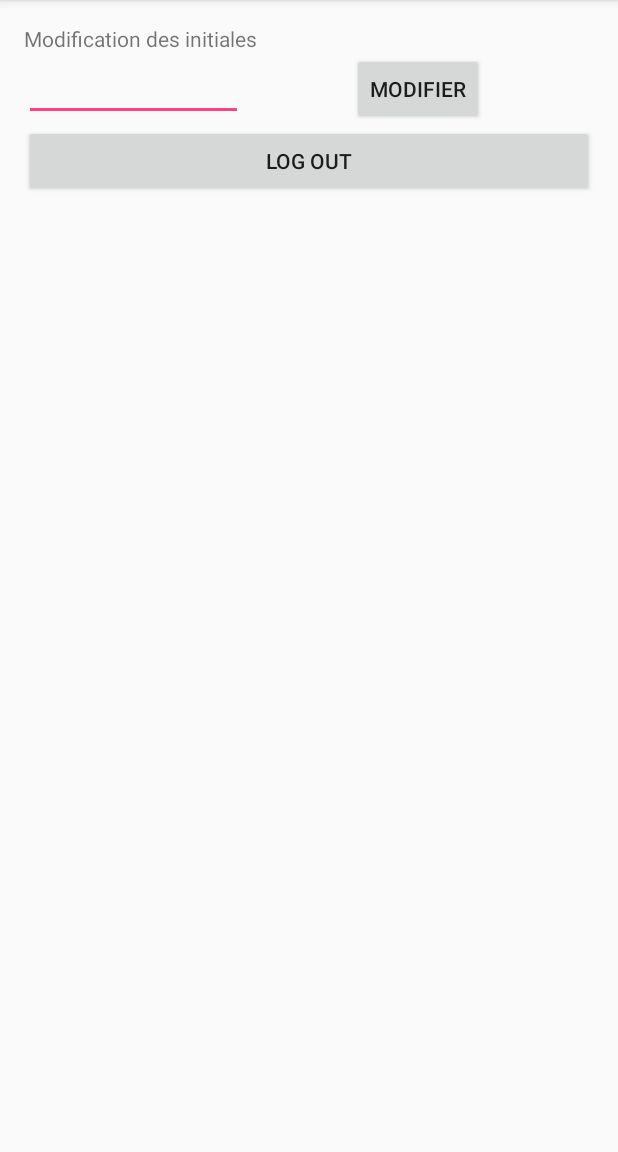
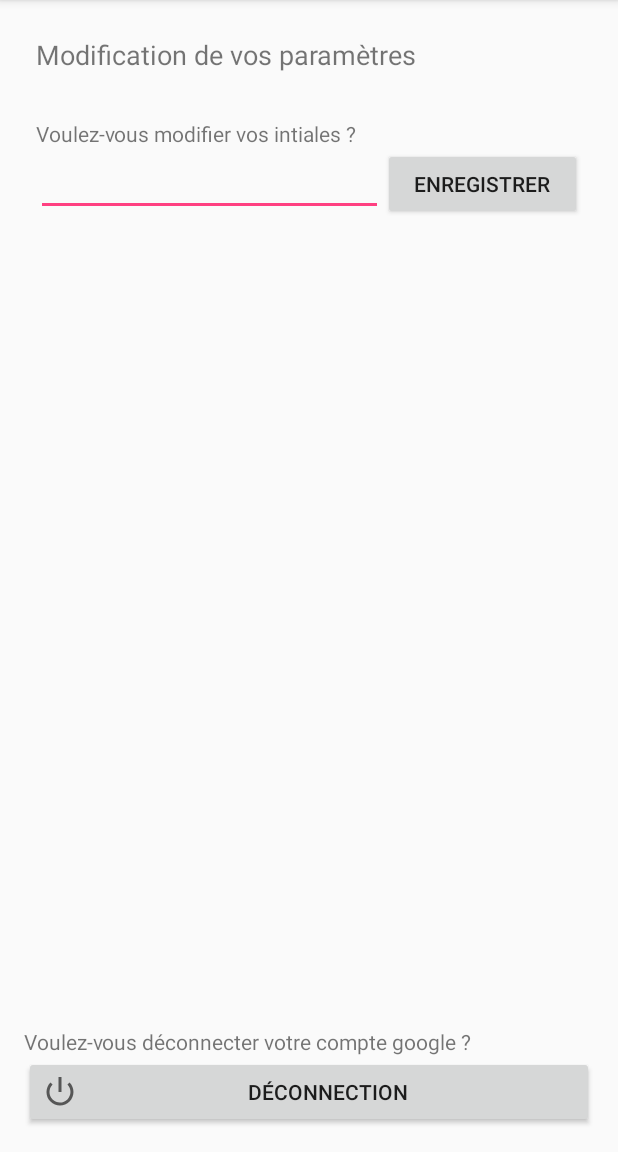
Before and after one commit to lauriencls/BigFollow, an Android app: the ActivityMenuInitiales screen opened directly, with no data from a screen before it, on a phone screen of 412 x 824 dp, the part 84-1236 px from its top. Run offline under Robolectric (Android 15) with nearby library versions, the phone set to English and light mode, and no system bars.

Commit message:
[Android] MAJ menu initiales

```diff
--- a/app/src/main/res/layout/activity_menu_initiales.xml
+++ b/app/src/main/res/layout/activity_menu_initiales.xml
@@ -8,54 +8,89 @@
     android:paddingRight="@dimen/activity_horizontal_margin"
     android:paddingTop="@dimen/activity_vertical_margin">
 
-    <TextView
-        android:id="@+id/initiale_title"
-        android:layout_width="fill_parent"
-        android:layout_height="wrap_content"
-        android:text = "Modification des initiales"
-        />
+    <LinearLayout
+        android:layout_width="match_parent"
+        android:layout_height="match_parent"
+        android:layout_marginBottom="8dp"
+        android:layout_marginEnd="8dp"
+        android:layout_marginStart="8dp"
+        android:layout_marginTop="8dp"
+        android:orientation="vertical">
 
-    <LinearLayout
-        android:id="@+id/initiales_linear_layout"
+        <TextView
+            android:id="@+id/textView9"
+            android:layout_width="match_parent"
+            android:layout_height="55dp"
+            android:text="Modification de vos paramètres"
+            android:textSize="18sp" />
 
-        android:layout_height="wrap_content"
-        android:layout_width="fill_parent"
-        android:layout_below="@id/initiale_title">
+        <TextView
+            android:id="@+id/textView8"
+            android:layout_width="match_parent"
+            android:layout_height="wrap_content"
+            android:text="Voulez-vous modifier vos intiales ?"
+            android:textSize="14sp" />
 
         <LinearLayout
-            android:layout_height="wrap_content"
-            android:layout_width="0dp"
-            android:layout_weight="0.5"
-            >
+            android:layout_width="match_parent"
+            android:layout_height="410dp"
+            android:gravity="top"
+            android:orientation="horizontal">
 
             <EditText
                 android:id="@+id/initiale_edit"
-                android:layout_width="fill_parent"
-                android:layout_height="wrap_content" />
+                android:layout_width="wrap_content"
+                android:layout_height="wrap_content"
+                android:layout_weight="1"
+                android:ems="10"
+                android:inputType="textPersonName"
+                android:text="Nouvelles initiales" />
+
+            <Button
+                android:id="@+id/initiale_edit_button"
+                android:layout_width="wrap_content"
+                android:layout_height="wrap_content"
+                android:layout_weight="1"
+                android:text="Enregistrer" />
+
         </LinearLayout>
 
-        <RelativeLayout
-            android:layout_width="wrap_content"
-            android:layout_height="wrap_content"
-            android:orientation="horizontal"
-            android:layout_weight="0.5">
-        <Button
-            android:id="@+id/initiale_edit_button"
-            android:layout_width="wrap_content"
-            android:layout_height="wrap_content"
-            android:text="Modifier"
-            android:layout_centerHorizontal="true"
-            />
+        <LinearLayout
+            android:layout_width="match_parent"
+            android:layout_height="match_parent"
+            android:baselineAligned="false"
+            android:gravity="bottom"
+            android:orientation="horizontal">
 
-        </RelativeLayout>
 
+
+
+
+        </LinearLayout>
     </LinearLayout>
 
-    <Button
-        android:id="@+id/log_out_button"
-        android:layout_width="fill_parent"
-        android:layout_height="wrap_content"
-        android:layout_below="@id/initiales_linear_layout"
-        android:text="Log Out"/>
+<LinearLayout
+android:layout_height="wrap_content"
+    android:layout_width="match_parent"
+    android:layout_alignParentBottom="true"
+android:layout_weight="1"
+android:gravity="bottom"
+android:orientation="vertical">
 
+<TextView
+    android:id="@+id/textView2"
+    android:layout_width="match_parent"
+    android:layout_height="wrap_content"
+    android:layout_weight="1"
+    android:text="Voulez-vous déconnecter votre compte google ?"
+    android:textSize="14sp" />
+
+<Button
+    android:id="@+id/log_out_button"
+    android:layout_width="match_parent"
+    android:layout_height="match_parent"
+    android:layout_weight="1"
+    android:drawableLeft="@android:drawable/ic_lock_power_off"
+    android:text="Déconnection" />
+</LinearLayout>
 </RelativeLayout>
```
Also changed, not shown: 1 other file.
